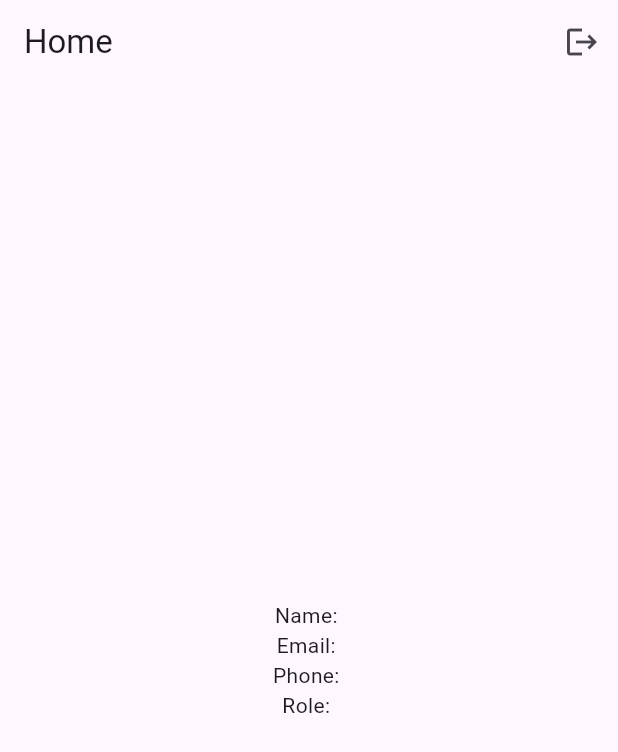
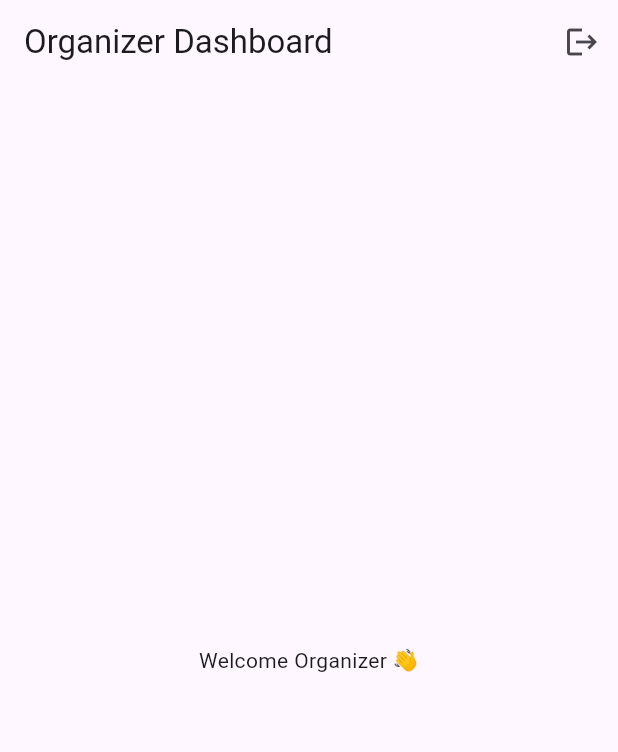
Before and after one commit to ShahenWeerakoon/volunteer_connect_platform, a Flutter app: the screen it shows once a user with an empty profile is signed in, after a tap on the "logout" icon, on a phone screen of 412 x 824 dp. Shown: the top 752 px of the screen. Run offline on Flutter 3.47's test engine with Material 3 defaults, Android fonts, the phone set to English and light mode, and no system bars; our stand-ins replace cloud_firestore, firebase_auth, firebase_core; accounts and stored records are empty; network calls fail.

Commit message:
Volunteer + Organizer

```diff
--- a/lib/auth_wrapper.dart
+++ /dev/null
@@ -1,28 +0,0 @@
-import 'package:flutter/material.dart';
-import 'package:firebase_auth/firebase_auth.dart';
-import 'screens/login_screen.dart';
-import 'screens/home_screen.dart';
-
-class AuthWrapper extends StatelessWidget {
-  const AuthWrapper({super.key});
-
-  @override
-  Widget build(BuildContext context) {
-    return StreamBuilder<User?>(
-      stream: FirebaseAuth.instance.authStateChanges(),
-      builder: (context, snapshot) {
-        if (snapshot.connectionState == ConnectionState.waiting) {
-          return const Scaffold(
-            body: Center(child: CircularProgressIndicator()),
-          );
-        }
-
-        if (snapshot.hasData) {
-          return HomeScreen();
-        }
-
-        return LoginScreen();
-      },
-    );
-  }
-}
--- a/lib/main.dart
+++ b/lib/main.dart
@@ -1,7 +1,7 @@
 import 'package:flutter/material.dart';
 import 'package:firebase_core/firebase_core.dart';
 import 'firebase_options.dart';
-import 'auth_wrapper.dart';
+import 'widgets/auth_wrapper.dart';
 
 void main() async {
   WidgetsFlutterBinding.ensureInitialized();
--- a/lib/screens/login_screen.dart
+++ b/lib/screens/auth/login_screen.dart
@@ -1,5 +1,8 @@
 import 'package:flutter/material.dart';
 import 'package:firebase_auth/firebase_auth.dart';
+import 'package:volunteer_connect_platform/screens/auth/register_screen.dart';
+import 'package:flutter/material.dart';
+import '../../services/auth_service.dart';
 import 'register_screen.dart';
 
 class LoginScreen extends StatefulWidget {
--- a/lib/screens/register_screen.dart
+++ b/lib/screens/auth/register_screen.dart
@@ -1,6 +1,8 @@
 // import 'package:flutter/material.dart';
 // import 'package:firebase_auth/firebase_auth.dart';
 // import 'package:cloud_firestore/cloud_firestore.dart';
+// import '../common/home_screen.dart';
+// // import 'common/home_screen.dart'; // Import your HomeScreen
 //
 // class RegisterScreen extends StatefulWidget {
 //   const RegisterScreen({super.key});
@@ -48,7 +50,13 @@
 //       ScaffoldMessenger.of(context).showSnackBar(
 //         const SnackBar(content: Text("Account created successfully")),
 //       );
-//       // AuthWrapper will navigate automatically
+//
+//       // Navigate to HomeScreen and clear navigation stack
+//       Navigator.pushAndRemoveUntil(
+//         context,
+//         MaterialPageRoute(builder: (context) => HomeScreen()),
+//             (route) => false, // Remove all previous routes
+//       );
 //     } on FirebaseAuthException catch (e) {
 //       ScaffoldMessenger.of(context).showSnackBar(
 //         SnackBar(content: Text(e.message ?? "Registration failed")),
@@ -89,7 +97,10 @@
 //                   ? const CircularProgressIndicator()
 //                   : SizedBox(
 //                 width: double.infinity,
-//                 child: ElevatedButton(onPressed: register, child: const Text("Register")),
+//                 child: ElevatedButton(
+//                   onPressed: register,
+//                   child: const Text("Register"),
+//                 ),
 //               ),
 //             ],
 //           ),
@@ -98,13 +109,13 @@
 //     );
 //   }
 // }
-//
-//
+
 
 import 'package:flutter/material.dart';
 import 'package:firebase_auth/firebase_auth.dart';
-import 'package:cloud_firestore/cloud_firestore.dart';
-import 'home_screen.dart'; // Import your HomeScreen
+// import '../../common/home_screen.dart';
+import '../common/home_screen.dart';
+import '../../services/firestore_service.dart';
 
 class RegisterScreen extends StatefulWidget {
   const RegisterScreen({super.key});
@@ -121,6 +132,8 @@ class _RegisterScreenState extends State<RegisterScreen> {
   final FirebaseAuth _auth = FirebaseAuth.instance;
   String? _role;
   bool loading = false;
+
+  final FirestoreService _firestoreService = FirestoreService();
 
   Future<void> register() async {
     if (_role == null) {
@@ -140,14 +153,15 @@ class _RegisterScreenState extends State<RegisterScreen> {
       );
       User? user = userCredential.user;
 
-      // Save extra info in Firestore
-      await FirebaseFirestore.instance.collection('users').doc(user!.uid).set({
-        'name': nameController.text.trim(),
-        'email': emailController.text.trim(),
-        'phone': phoneController.text.trim(),
-        'role': _role,
-        'createdAt': FieldValue.serverTimestamp(),
-      });
+      if (user != null) {
+        // Save extra info in Firestore using FirestoreService
+        await _firestoreService.saveUserProfile(
+          uid: user.uid,
+          email: emailController.text.trim(),
+          name: nameController.text.trim(),
+          phone: phoneController.text.trim(),
+          role: _role!,
+        );
 
         ScaffoldMessenger.of(context).showSnackBar(
           const SnackBar(content: Text("Account created successfully")),
@@ -157,8 +171,9 @@ class _RegisterScreenState extends State<RegisterScreen> {
         Navigator.pushAndRemoveUntil(
           context,
           MaterialPageRoute(builder: (context) => HomeScreen()),
-            (route) => false, // Remove all previous routes
+              (route) => false,
         );
+      }
     } on FirebaseAuthException catch (e) {
       ScaffoldMessenger.of(context).showSnackBar(
         SnackBar(content: Text(e.message ?? "Registration failed")),
@@ -177,13 +192,28 @@ class _RegisterScreenState extends State<RegisterScreen> {
         child: SingleChildScrollView(
           child: Column(
             children: [
-              TextField(controller: nameController, decoration: const InputDecoration(labelText: "Full Name")),
+              TextField(
+                controller: nameController,
+                decoration: const InputDecoration(labelText: "Full Name"),
+              ),
               const SizedBox(height: 12),
-              TextField(controller: emailController, decoration: const InputDecoration(labelText: "Email"), keyboardType: TextInputType.emailAddress),
+              TextField(
+                controller: emailController,
+                decoration: const InputDecoration(labelText: "Email"),
+                keyboardType: TextInputType.emailAddress,
+              ),
               const SizedBox(height: 12),
-              TextField(controller: passwordController, decoration: const InputDecoration(labelText: "Password"), obscureText: true),
+              TextField(
+                controller: passwordController,
+                decoration: const InputDecoration(labelText: "Password"),
+                obscureText: true,
+              ),
               const SizedBox(height: 12),
-              TextField(controller: phoneController, decoration: const InputDecoration(labelText: "Phone Number"), keyboardType: TextInputType.phone),
+              TextField(
+                controller: phoneController,
+                decoration: const InputDecoration(labelText: "Phone Number"),
+                keyboardType: TextInputType.phone,
+              ),
               const SizedBox(height: 16),
               DropdownButtonFormField<String>(
                 value: _role,
--- a/lib/screens/home_screen.dart
+++ /dev/null
@@ -1,64 +0,0 @@
-import 'package:flutter/material.dart';
-import 'package:firebase_auth/firebase_auth.dart';
-import 'package:cloud_firestore/cloud_firestore.dart';
-
-class HomeScreen extends StatelessWidget {
-  HomeScreen({super.key});
-
-  final FirebaseAuth _auth = FirebaseAuth.instance;
-
-  Future<Map<String, dynamic>?> getCurrentUserData() async {
-    final user = _auth.currentUser;
-    if (user == null) return null;
-
-    final doc = await FirebaseFirestore.instance.collection('users').doc(user.uid).get();
-    if (!doc.exists) return null;
-
-    return doc.data();
-  }
-
-  void logout(BuildContext context) async {
-    await _auth.signOut();
-    // AuthWrapper will automatically redirect
-  }
-
-  @override
-  Widget build(BuildContext context) {
-    return Scaffold(
-      appBar: AppBar(
-        title: const Text("Home"),
-        actions: [
-          IconButton(
-            icon: const Icon(Icons.logout),
-            onPressed: () => logout(context),
-          )
-        ],
-      ),
-      body: FutureBuilder<Map<String, dynamic>?>(
-        future: getCurrentUserData(),
-        builder: (context, snapshot) {
-          if (snapshot.connectionState == ConnectionState.waiting) {
-            return const Center(child: CircularProgressIndicator());
-          }
-
-          if (!snapshot.hasData || snapshot.data == null) {
-            return const Center(child: Text("No user data found"));
-          }
-
-          final userData = snapshot.data!;
-          return Center(
-            child: Column(
-              mainAxisAlignment: MainAxisAlignment.center,
-              children: [
-                Text("Name: ${userData['name']}"),
-                Text("Email: ${userData['email']}"),
-                Text("Phone: ${userData['phone']}"),
-                Text("Role: ${userData['role']}"),
-              ],
-            ),
-          );
-        },
-      ),
-    );
-  }
-}
--- /dev/null
+++ b/lib/screens/organization/organizer_home.dart
@@ -0,0 +1,26 @@
+import 'package:flutter/material.dart';
+import '../../services/auth_service.dart';
+
+class OrganizerHome extends StatelessWidget {
+  OrganizerHome({super.key});
+
+  final auth = AuthService();
+
+  @override
+  Widget build(BuildContext context) {
+    return Scaffold(
+      appBar: AppBar(
+        title: const Text("Organizer Dashboard"),
+        actions: [
+          IconButton(
+            icon: const Icon(Icons.logout),
+            onPressed: () async => await auth.logout(),
+          )
+        ],
+      ),
+      body: const Center(
+        child: Text("Welcome Organizer 👋"),
+      ),
+    );
+  }
+}
--- a/lib/services/firestore_service.dart
+++ b/lib/services/firestore_service.dart
@@ -1,5 +1,4 @@
 import 'package:cloud_firestore/cloud_firestore.dart';
-import 'package:firebase_auth/firebase_auth.dart';
 
 class FirestoreService {
   final FirebaseFirestore _db = FirebaseFirestore.instance;
@@ -8,17 +7,23 @@ class FirestoreService {
   Future<void> saveUserProfile({
     required String uid,
     required String email,
-    String? name,
+    required String name,
+    required String phone,
+    required String role,
   }) async {
     await _db.collection('users').doc(uid).set({
       'email': email,
-      'name': name ?? '',
+      'name': name,
+      'phone': phone,
+      'role': role,
       'createdAt': FieldValue.serverTimestamp(),
     });
   }
 
   /// Get user profile by UID
-  Future<DocumentSnapshot<Map<String, dynamic>>> getUserProfile(String uid) async {
-    return await _db.collection('users').doc(uid).get();
+  Future<Map<String, dynamic>?> getUserData(String uid) async {
+    final doc = await _db.collection('users').doc(uid).get();
+    if (!doc.exists) return null;
+    return doc.data();
   }
 }
--- /dev/null
+++ b/lib/widgets/auth_wrapper.dart
@@ -0,0 +1,77 @@
+// import 'package:flutter/material.dart';
+// import 'package:firebase_auth/firebase_auth.dart';
+// import '../screens/auth/login_screen.dart';
+// import '../screens/common/home_screen.dart';
+//
+// class AuthWrapper extends StatelessWidget {
+//   const AuthWrapper({super.key});
+//
+//   @override
+//   Widget build(BuildContext context) {
+//     return StreamBuilder<User?>(
+//       stream: FirebaseAuth.instance.authStateChanges(),
+//       builder: (context, snapshot) {
+//         if (snapshot.connectionState == ConnectionState.waiting) {
+//           return const Scaffold(
+//             body: Center(child: CircularProgressIndicator()),
+//           );
+//         }
+//
+//         if (snapshot.hasData) {
+//           return HomeScreen();
+//         }
+//
+//         return LoginScreen();
+//       },
+//     );
+//   }
+// }
+
+import 'package:flutter/material.dart';
+import 'package:firebase_auth/firebase_auth.dart';
+import '../screens/auth/login_screen.dart';
+import '../screens/volunteer/volunteer_home.dart';
+import '../screens/organization/organizer_home.dart';
+import '../services/firestore_service.dart'; // We'll create this service
+
+class AuthWrapper extends StatelessWidget {
+  const AuthWrapper({super.key});
+
+  @override
+  Widget build(BuildContext context) {
+    return StreamBuilder<User?>(
+      stream: FirebaseAuth.instance.authStateChanges(),
+      builder: (context, snapshot) {
+        if (snapshot.connectionState == ConnectionState.waiting) {
+          return const Scaffold(
+            body: Center(child: CircularProgressIndicator()),
+          );
+        }
+
+        if (!snapshot.hasData) {
+          return const LoginScreen();
+        }
+
+        // User is logged in, fetch role
+        return FutureBuilder<Map<String, dynamic>?>(
+          future: FirestoreService().getUserData(snapshot.data!.uid),
+          builder: (context, userSnapshot) {
+            if (!userSnapshot.hasData) {
+              return const Scaffold(
+                body: Center(child: CircularProgressIndicator()),
+              );
+            }
+
+            final role = userSnapshot.data!['role'];
+
+            if (role == 'Volunteer') {
+              return VolunteerHome();
+            } else {
+              return OrganizerHome();
+            }
+          },
+        );
+      },
+    );
+  }
+}
```
Also changed, not shown: lib/screens/common/home_screen.dart (added, +129 -0 lines), lib/screens/volunteer/volunteer_home.dart (added, +79 -0 lines), lib/models/user_model.dart (added). Lines whose indentation alone changed are shown as unchanged.
